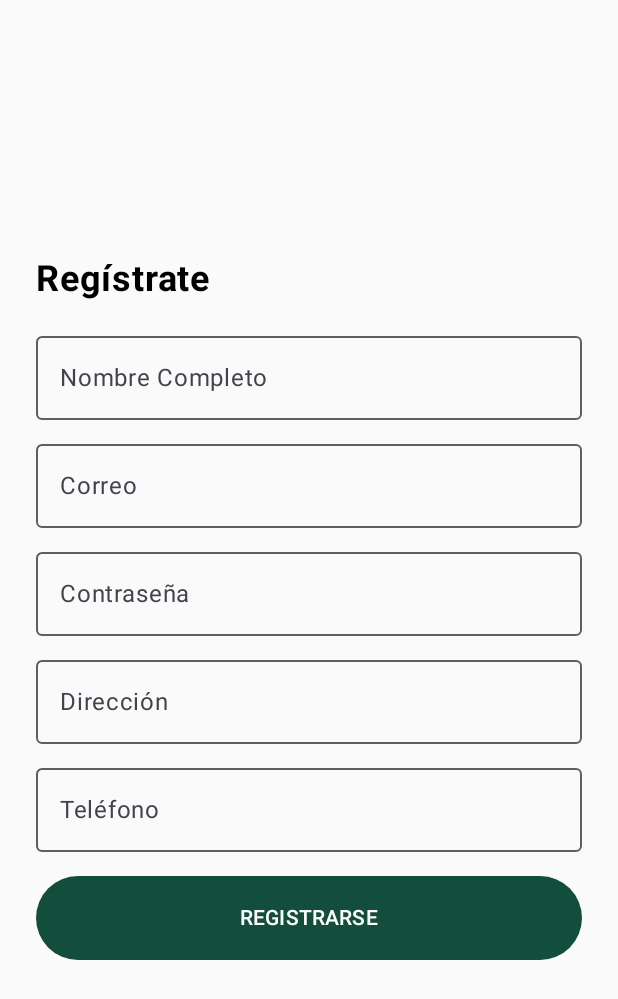
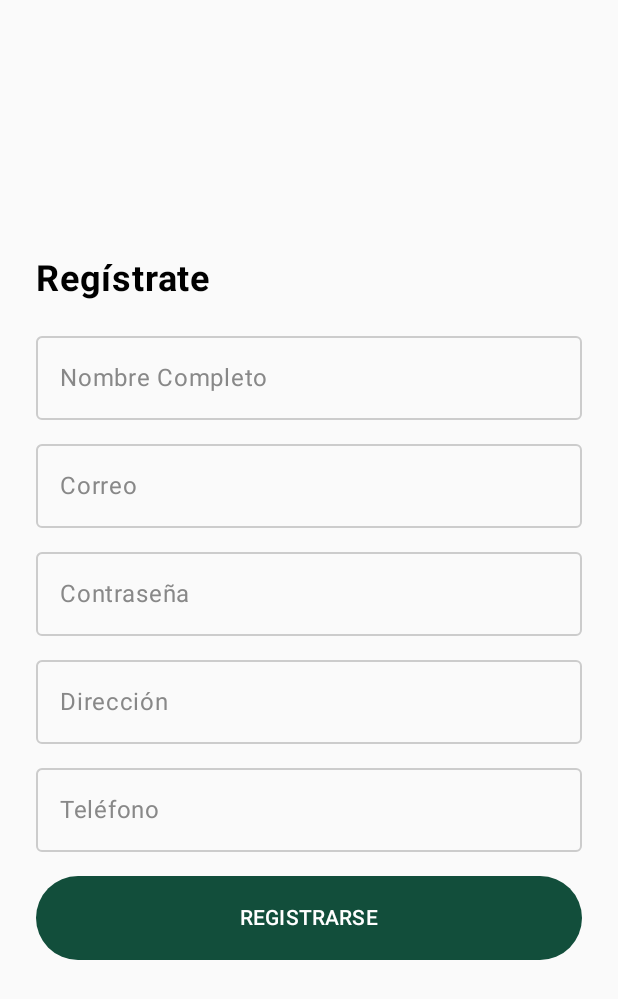
Before and after one commit to Darjom/molllin, an Android app built with Jetpack Compose: the RegisterScreen screen opened through its navigation route, on a phone screen of 412 x 824 dp. Shown: the top 999 px of the screen. Run offline under Robolectric (Android 15) with nearby library versions, the phone set to English and light mode, and no system bars; our stand-ins replace Dagger/Hilt's generated code, Firebase (no records; nobody signed in at launch, a user with empty details on screens opened directly).

Commit message:
update cosmetics

```diff
--- a/app/src/main/java/com/mollin/app/presentation/screen/register/RegisterScreen.kt
+++ b/app/src/main/java/com/mollin/app/presentation/screen/register/RegisterScreen.kt
@@ -2,12 +2,7 @@ package com.mollin.app.presentation.screen.register
 
 import androidx.compose.foundation.layout.*
 import androidx.compose.foundation.text.KeyboardOptions
-import androidx.compose.material3.Button
-import androidx.compose.material3.ButtonDefaults
-import androidx.compose.material3.CircularProgressIndicator
-import androidx.compose.material3.OutlinedTextField
-import androidx.compose.material3.OutlinedTextFieldDefaults
-import androidx.compose.material3.Text
+import androidx.compose.material3.*
 import androidx.compose.runtime.Composable
 import androidx.compose.runtime.collectAsState
 import androidx.compose.runtime.getValue
@@ -28,57 +23,100 @@ import com.mollin.app.ui.theme.VerdeMolleOscuro
 fun RegisterScreen(navController: NavController, viewModel: RegisterViewModel = hiltViewModel()) {
     val state by viewModel.uiState.collectAsState()
 
+    val textFieldColors = OutlinedTextFieldDefaults.colors(
+        focusedTextColor = Color.Black,
+        unfocusedTextColor = Color.Black,
+        cursorColor = Color.Black,
+        focusedLabelColor = Color.Gray,
+        unfocusedLabelColor = Color.Gray,
+        focusedBorderColor = Color.Gray,
+        unfocusedBorderColor = Color.LightGray
+    )
+
     Box(modifier = Modifier.fillMaxSize(), contentAlignment = Alignment.Center) {
-        Column(modifier = Modifier.fillMaxWidth().padding(24.dp), verticalArrangement = Arrangement.Center) {
-            Text("Regístrate", modifier = Modifier.padding(bottom = 16.dp), fontSize = 24.sp, fontWeight = FontWeight.Bold)
+        Column(
+            modifier = Modifier
+                .fillMaxWidth()
+                .padding(24.dp),
+            verticalArrangement = Arrangement.Center
+        ) {
+            Text(
+                "Regístrate",
+                modifier = Modifier.padding(bottom = 16.dp),
+                fontSize = 24.sp,
+                fontWeight = FontWeight.Bold
+            )
 
             // Nombre
             OutlinedTextField(
-                value = state.fullName, onValueChange = viewModel::onNameChange,
-                label = { Text("Nombre Completo") }, modifier = Modifier.fillMaxWidth()
+                value = state.fullName,
+                onValueChange = viewModel::onNameChange,
+                label = { Text("Nombre Completo") },
+                modifier = Modifier.fillMaxWidth(),
+                colors = textFieldColors
             )
             Spacer(Modifier.height(8.dp))
 
             // Correo
             OutlinedTextField(
-                value = state.email, onValueChange = viewModel::onEmailChange,
-                label = { Text("Correo") }, modifier = Modifier.fillMaxWidth()
+                value = state.email,
+                onValueChange = viewModel::onEmailChange,
+                label = { Text("Correo") },
+                modifier = Modifier.fillMaxWidth(),
+                colors = textFieldColors
             )
             Spacer(Modifier.height(8.dp))
 
             // Contraseña
             OutlinedTextField(
-                value = state.password, onValueChange = viewModel::onPasswordChange,
-                label = { Text("Contraseña") }, visualTransformation = PasswordVisualTransformation(),
-                modifier = Modifier.fillMaxWidth()
+                value = state.password,
+                onValueChange = viewModel::onPasswordChange,
+                label = { Text("Contraseña") },
+                visualTransformation = PasswordVisualTransformation(),
+                modifier = Modifier.fillMaxWidth(),
+                colors = textFieldColors
             )
             Spacer(Modifier.height(8.dp))
 
             // Dirección
             OutlinedTextField(
-                value = state.address, onValueChange = viewModel::onAddressChange,
-                label = { Text("Dirección") }, modifier = Modifier.fillMaxWidth()
+                value = state.address,
+                onValueChange = viewModel::onAddressChange,
+                label = { Text("Dirección") },
+                modifier = Modifier.fillMaxWidth(),
+                colors = textFieldColors
             )
             Spacer(Modifier.height(8.dp))
 
             // Teléfono
             OutlinedTextField(
-                value = state.phone, onValueChange = viewModel::onPhoneChange,
-                label = { Text("Teléfono") }, keyboardOptions = KeyboardOptions(keyboardType = KeyboardType.Phone),
-                modifier = Modifier.fillMaxWidth()
+                value = state.phone,
+                onValueChange = viewModel::onPhoneChange,
+                label = { Text("Teléfono") },
+                keyboardOptions = KeyboardOptions(keyboardType = KeyboardType.Phone),
+                modifier = Modifier.fillMaxWidth(),
+                colors = textFieldColors
             )
 
             Spacer(Modifier.height(16.dp))
-            Button(onClick = { viewModel.onRegisterClick { navController.popBackStack() } },
-                modifier = Modifier.fillMaxWidth().height(56.dp),
-                colors = ButtonDefaults.buttonColors(containerColor = VerdeMolleOscuro, contentColor = Blanco)
+            Button(
+                onClick = { viewModel.onRegisterClick { navController.popBackStack() } },
+                modifier = Modifier
+                    .fillMaxWidth()
+                    .height(56.dp),
+                colors = ButtonDefaults.buttonColors(
+                    containerColor = VerdeMolleOscuro,
+                    contentColor = Blanco
+                )
             ) {
                 Text("REGISTRARSE")
             }
 
             Spacer(Modifier.height(12.dp))
             if (state.isLoading) CircularProgressIndicator(modifier = Modifier.align(Alignment.CenterHorizontally))
-            state.error?.let { Text(it, color = Color.Red, modifier = Modifier.padding(top = 8.dp)) }
+            state.error?.let {
+                Text(it, color = Color.Red, modifier = Modifier.padding(top = 8.dp))
+            }
         }
     }
 }
```
Also changed, not shown: app/src/main/java/com/mollin/app/presentation/screen/cart/CartScreen.kt (+19 -13 lines), app/src/main/java/com/mollin/app/presentation/screen/home/HomeScreen.kt (+10 -4 lines).
